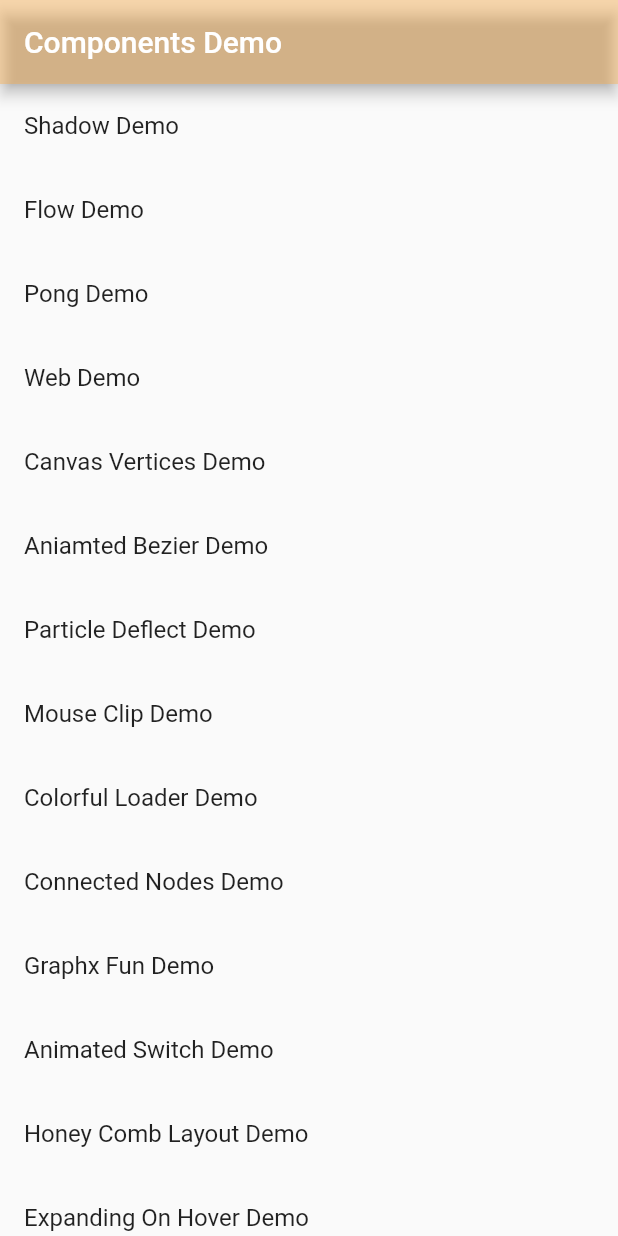
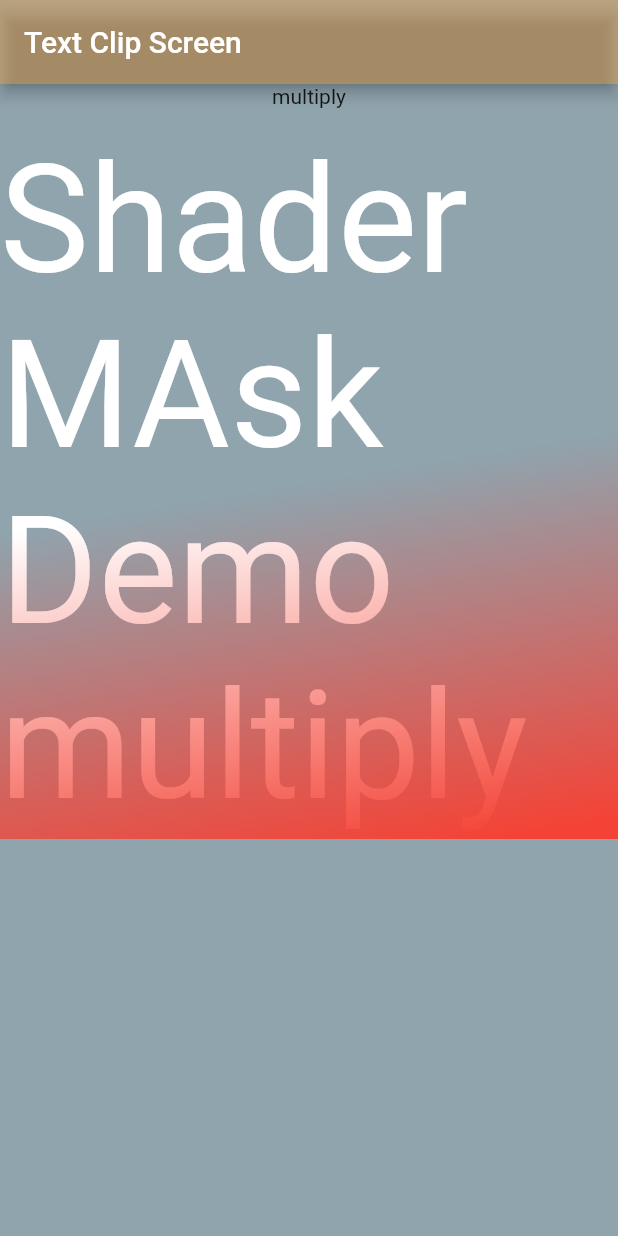
Before and after one commit to krishnaprasadgandrath-nooor/components_demo, a Flutter app: the screen it shows after launch, on a phone screen of 412 x 824 dp. Run offline on Flutter 3.47's test engine with Material 2 defaults, Android fonts, the phone set to English and light mode, and no system bars; our stand-ins replace audioplayers, device_info_plus, file_picker, flutter_colorpicker, flutter_riverpod, random_string and 3 more; missing offline and left inert: flutter_quill, graphx, number_inc_dec, pointer_interceptor, stack.

Commit message:
gradient shading implemented

```diff
--- a/lib/main.dart
+++ b/lib/main.dart
@@ -1,10 +1,9 @@
-import 'package:components_demo/pong_demo/pong_screen.dart';
+import 'package:components_demo/reflect_demo/reflect_demo.dart';
+import 'package:components_demo/text_clip_demo/text_clip_demo.dart';
 import 'package:flutter/gestures.dart';
 
 import 'package:flutter/material.dart';
 import 'package:flutter_riverpod/flutter_riverpod.dart';
-
-import 'demo_home.dart';
 
 void main() {
   runApp(const MyApp());
@@ -24,8 +23,8 @@ class MyApp extends StatelessWidget {
 
         primarySwatch: Colors.blue,
       ),
-      // home: PongDemo(),
-      home: const ComponentsHome(),
+      home: const TextClipDemoScreen(),
+      // home: const ComponentsHome(),
     ));
   }
 }
--- /dev/null
+++ b/lib/text_clip_demo/text_clip_demo.dart
@@ -0,0 +1,91 @@
+import 'dart:async';
+import 'dart:math';
+
+import 'package:components_demo/utils/default_appbar.dart';
+import 'package:flutter/material.dart';
+
+class TextClipDemoScreen extends StatefulWidget {
+  const TextClipDemoScreen({super.key});
+
+  @override
+  State<TextClipDemoScreen> createState() => _TextClipDemoScreenState();
+}
+
+class _TextClipDemoScreenState extends State<TextClipDemoScreen> with SingleTickerProviderStateMixin {
+  final duration = const Duration(seconds: 3);
+
+  BlendMode blendMode = BlendMode.difference;
+  late AnimationController controller = AnimationController(duration: duration, vsync: this);
+  late Animation<Alignment> topLeftAnim = TweenSequence<Alignment>([
+    TweenSequenceItem<Alignment>(tween: Tween(begin: Alignment.topLeft, end: Alignment.topRight), weight: 1),
+    TweenSequenceItem<Alignment>(tween: Tween(begin: Alignment.topRight, end: Alignment.bottomRight), weight: 1),
+    TweenSequenceItem<Alignment>(tween: Tween(begin: Alignment.bottomRight, end: Alignment.bottomLeft), weight: 1),
+    TweenSequenceItem<Alignment>(tween: Tween(begin: Alignment.bottomLeft, end: Alignment.topLeft), weight: 1),
+  ]).animate(controller);
+
+  @override
+  void initState() {
+    super.initState();
+    Timer.periodic(duration, (timer) {
+      if (blendMode.index == BlendMode.values.length - 1) {
+        blendMode = BlendMode.values[0];
+      } else {
+        blendMode = BlendMode.values[blendMode.index + 1];
+      }
+      setState(() {});
+    });
+    controller.repeat();
+  }
+
+  @override
+  void dispose() {
+    controller.dispose();
+    super.dispose();
+  }
+
+  @override
+  Widget build(BuildContext context) {
+    return Scaffold(
+      appBar: DefaultAppBar.appBar(context, "Text Clip Screen", noLeading: true),
+      backgroundColor: Colors.blueGrey[300],
+      body: Center(
+        child: Column(
+          children: [
+            Text(blendMode.name),
+            SizedBox(
+              height: 500,
+              width: 500,
+              child: AnimatedBuilder(
+                animation: topLeftAnim,
+                builder: (context, child) => ShaderMask(
+                  blendMode: blendMode,
+                  shaderCallback: (bounds) => LinearGradient(colors: [
+                    Colors.red,
+                    // Colors.red.withAlpha(200),
+                    // Colors.red.withAlpha(150),
+                    // Colors.red.withAlpha(100),
+                    // Colors.red.withAlpha(50),
+                    Colors.red.withAlpha(0)
+                  ], begin: topLeftAnim.value, end: Alignment.center)
+                      .createShader(bounds),
+                  // ImageShader(
+                  //   Image.network('https://cdn.pixabay.com/photo/2014/05/26/13/32/butterfly-354528_960_720.jpg').image,
+                  //   TileMode.clamp,
+                  //   TileMode.clamp,
+                  // ),
+                  child: SizedBox.expand(
+                    child: Center(
+                        child: Text(
+                      'Shader MAsk Demo ${blendMode.name}',
+                      style: const TextStyle(fontSize: 100.0, color: Colors.white),
+                    )),
+                  ),
+                ),
+              ),
+            ),
+          ],
+        ),
+      ),
+    );
+  }
+}
```
Also changed, not shown: lib/demo_home.dart (+23 -19 lines), lib/reflect_demo/reflect_demo.dart (added, +132 -0 lines), lib/simple_list_anim_demo/simple_list_anim_demo.dart (added, +37 -0 lines).
